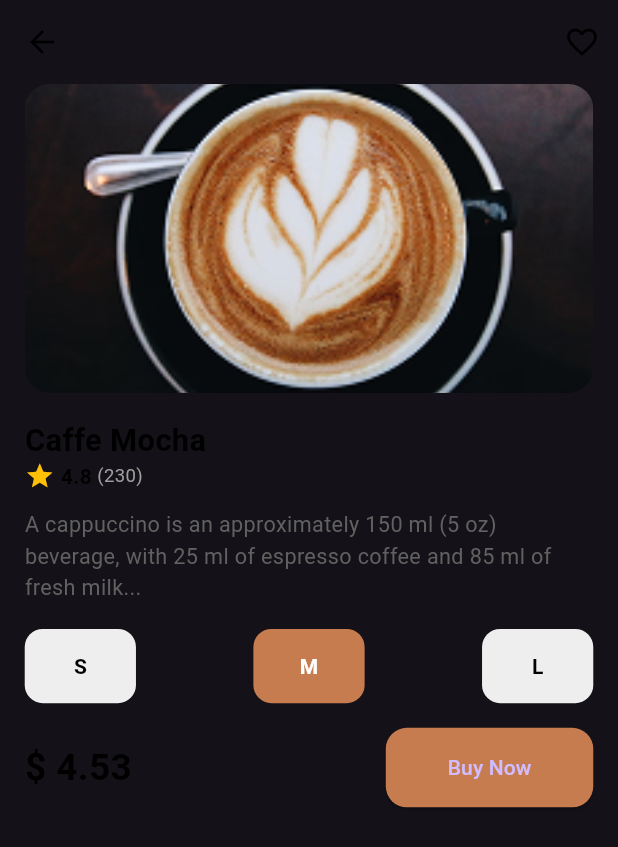
After one commit to Elrmady09/caffeza, a Flutter app: the DetailPage screen opened by its route, on a phone screen of 412 x 824 dp. The commit adds this screen. Shown: the top 847 px of the screen. Run offline on Flutter 3.47's test engine with Material 3 defaults, Android fonts, the phone set to English and light mode, and no system bars.

Commit message:
add product detail

```diff
--- a/lib/app.dart
+++ b/lib/app.dart
@@ -1,5 +1,6 @@
 import 'package:flutter/material.dart';
 import 'features/home/presentation/home_page.dart';
+import 'features/product_detail/presentation/product_detail_page.dart';
 import 'routes/app_routes.dart';
 import 'features/onboarding/presentation/onboarding_page.dart';
 
@@ -16,6 +17,7 @@ class MyApp extends StatelessWidget {
       routes: {
         AppRoutes.onboarding: (_) => const OnboardingPage(),
         AppRoutes.home: (_) => const HomePage(), // لاحقاً تستبدلها بصفحة حقيقية
+        AppRoutes.productdetail: (_) => const DetailPage(),
       },
     );
   }
--- /dev/null
+++ b/lib/features/product_detail/logic/product_detail_provider.dart
@@ -0,0 +1,21 @@
+import 'package:flutter/material.dart';
+
+class DetailProvider extends ChangeNotifier {
+  // الحجم المختار للقهوة
+  int _selectedSizeIndex = 1; // 0 = S, 1 = M, 2 = L
+  int get selectedSizeIndex => _selectedSizeIndex;
+
+  void changeSize(int index) {
+    _selectedSizeIndex = index;
+    notifyListeners();
+  }
+
+  // حالة المفضلة
+  bool _isFavorite = false;
+  bool get isFavorite => _isFavorite;
+
+  void toggleFavorite() {
+    _isFavorite = !_isFavorite;
+    notifyListeners();
+  }
+}
--- /dev/null
+++ b/lib/features/product_detail/presentation/product_detail_page.dart
@@ -0,0 +1,48 @@
+import 'package:flutter/material.dart';
+import 'package:provider/provider.dart';
+import '../../../core/widgets/space.dart';
+import '../widgets/detail_description.dart';
+import '../widgets/detail_image.dart';
+import '../widgets/detail_price_button.dart';
+import '../widgets/detail_size_selector.dart';
+import '../widgets/detail_title_section.dart';
+
+class DetailPage extends StatelessWidget {
+  const DetailPage({super.key});
+
+  @override
+  Widget build(BuildContext context) {
+    Size size = MediaQuery.of(context).size;
+
+    return Scaffold(
+      appBar: AppBar(
+        backgroundColor: Colors.transparent,
+        elevation: 0,
+        leading: const BackButton(color: Colors.black),
+        actions: [
+          IconButton(
+            icon: const Icon(Icons.favorite_border, color: Colors.black),
+            onPressed: () {},
+          ),
+        ],
+      ),
+      body: SingleChildScrollView(
+        padding: EdgeInsets.symmetric(horizontal: size.width * 0.04),
+        child: Column(
+          crossAxisAlignment: CrossAxisAlignment.start,
+          children: const [
+            DetailImage(),
+            HeightSpace(space: 0.02),
+            DetailTitleSection(),
+            HeightSpace(space: 0.015),
+            DetailDescription(),
+            HeightSpace(space: 0.02),
+            DetailSizeSelector(),
+            HeightSpace(space: 0.02),
+            DetailPriceButton(),
+          ],
+        ),
+      ),
+    );
+  }
+}
--- /dev/null
+++ b/lib/features/product_detail/widgets/detail_description.dart
@@ -0,0 +1,18 @@
+import 'package:flutter/material.dart';
+import '../../../core/widgets/General Text.dart';
+
+class DetailDescription extends StatelessWidget {
+  const DetailDescription({super.key});
+
+  @override
+  Widget build(BuildContext context) {
+    Size size = MediaQuery.of(context).size;
+
+    return GeneralText(
+      text:
+      "A cappuccino is an approximately 150 ml (5 oz) beverage, with 25 ml of espresso coffee and 85 ml of fresh milk...",
+      color: Colors.grey[700]!,
+      sizetext: size.width * 0.035,
+    );
+  }
+}
--- /dev/null
+++ b/lib/features/product_detail/widgets/detail_image.dart
@@ -0,0 +1,20 @@
+import 'package:flutter/material.dart';
+
+class DetailImage extends StatelessWidget {
+  const DetailImage({super.key});
+
+  @override
+  Widget build(BuildContext context) {
+    Size size = MediaQuery.of(context).size;
+
+    return ClipRRect(
+      borderRadius: BorderRadius.circular(size.width * 0.04),
+      child: Image.asset(
+        "assets/images/home/Image card 1.png",
+        width: double.infinity,
+        height: size.height * 0.25,
+        fit: BoxFit.cover,
+      ),
+    );
+  }
+}
--- /dev/null
+++ b/lib/features/product_detail/widgets/detail_price_button.dart
@@ -0,0 +1,38 @@
+import 'package:flutter/material.dart';
+import '../../../core/constants/app_colors.dart';
+import '../../../core/widgets/General Text.dart';
+
+class DetailPriceButton extends StatelessWidget {
+  const DetailPriceButton({super.key});
+
+  @override
+  Widget build(BuildContext context) {
+    Size size = MediaQuery.of(context).size;
+
+    return Row(
+      mainAxisAlignment: MainAxisAlignment.spaceBetween,
+      children: [
+        GeneralText(
+          text: "\$ 4.53",
+          fontWeight: FontWeight.bold,
+          sizetext: size.width * 0.06,
+          color: AppColors.black,
+        ),
+        ElevatedButton(
+          style: ElevatedButton.styleFrom(
+            backgroundColor: AppColors.primary,
+            shape: RoundedRectangleBorder(
+              borderRadius: BorderRadius.circular(14),
+            ),
+            padding: EdgeInsets.symmetric(
+              vertical: size.height * 0.02,
+              horizontal: size.width * 0.1,
+            ),
+          ),
+          onPressed: () {},
+          child: const Text("Buy Now"),
+        ),
+      ],
+    );
+  }
+}
--- /dev/null
+++ b/lib/features/product_detail/widgets/detail_size_selector.dart
@@ -0,0 +1,46 @@
+import 'package:flutter/material.dart';
+import '../../../core/constants/app_colors.dart';
+
+class DetailSizeSelector extends StatefulWidget {
+  const DetailSizeSelector({super.key});
+
+  @override
+  State<DetailSizeSelector> createState() => _DetailSizeSelectorState();
+}
+
+class _DetailSizeSelectorState extends State<DetailSizeSelector> {
+  int selected = 1;
+
+  @override
+  Widget build(BuildContext context) {
+    List<String> sizes = ['S', 'M', 'L'];
+    Size size = MediaQuery.of(context).size;
+
+    return Row(
+      mainAxisAlignment: MainAxisAlignment.spaceBetween,
+      children: List.generate(sizes.length, (index) {
+        bool isSelected = index == selected;
+
+        return GestureDetector(
+          onTap: () => setState(() => selected = index),
+          child: Container(
+            width: size.width * 0.18,
+            height: size.height * 0.06,
+            alignment: Alignment.center,
+            decoration: BoxDecoration(
+              color: isSelected ? AppColors.primary : Colors.grey[200],
+              borderRadius: BorderRadius.circular(12),
+            ),
+            child: Text(
+              sizes[index],
+              style: TextStyle(
+                color: isSelected ? Colors.white : Colors.black,
+                fontWeight: FontWeight.bold,
+              ),
+            ),
+          ),
+        );
+      }),
+    );
+  }
+}
--- /dev/null
+++ b/lib/features/product_detail/widgets/detail_title_section.dart
@@ -0,0 +1,40 @@
+import 'package:flutter/material.dart';
+import '../../../core/constants/app_colors.dart';
+import '../../../core/widgets/General Text.dart';
+
+class DetailTitleSection extends StatelessWidget {
+  const DetailTitleSection({super.key});
+
+  @override
+  Widget build(BuildContext context) {
+    Size size = MediaQuery.of(context).size;
+
+    return Column(
+      crossAxisAlignment: CrossAxisAlignment.start,
+      children: [
+        GeneralText(
+          text: "Caffe Mocha",
+          fontWeight: FontWeight.bold,
+          color: AppColors.black,
+          sizetext: size.width * 0.05,
+        ),
+        Row(
+          children: [
+            const Icon(Icons.star, color: Colors.amber, size: 20),
+            const SizedBox(width: 4),
+            GeneralText(
+              text: "4.8",
+              color: AppColors.black,
+              fontWeight: FontWeight.bold,
+            ),
+            GeneralText(
+              text: " (230)",
+              color: Colors.grey,
+              sizetext: size.width * 0.03,
+            ),
+          ],
+        ),
+      ],
+    );
+  }
+}
--- a/lib/routes/app_routes.dart
+++ b/lib/routes/app_routes.dart
@@ -1,4 +1,5 @@
 class AppRoutes {
   static const String onboarding = '/';
   static const String home = '/home';
+  static const String productdetail = '/product_detail';
 }
```
